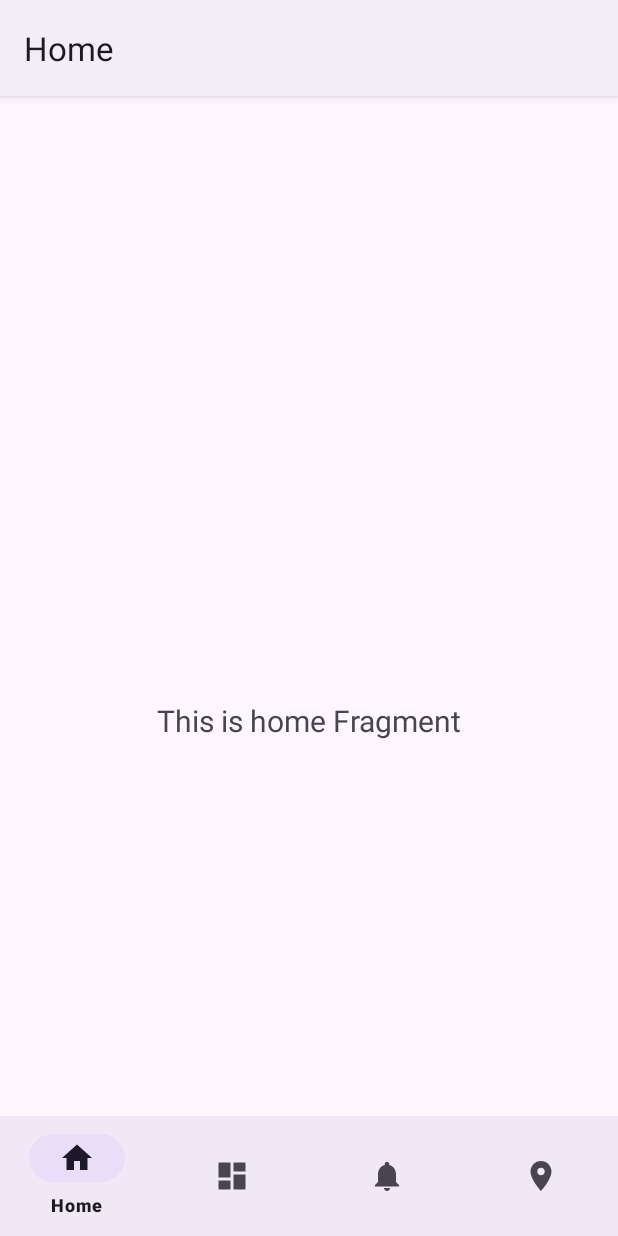
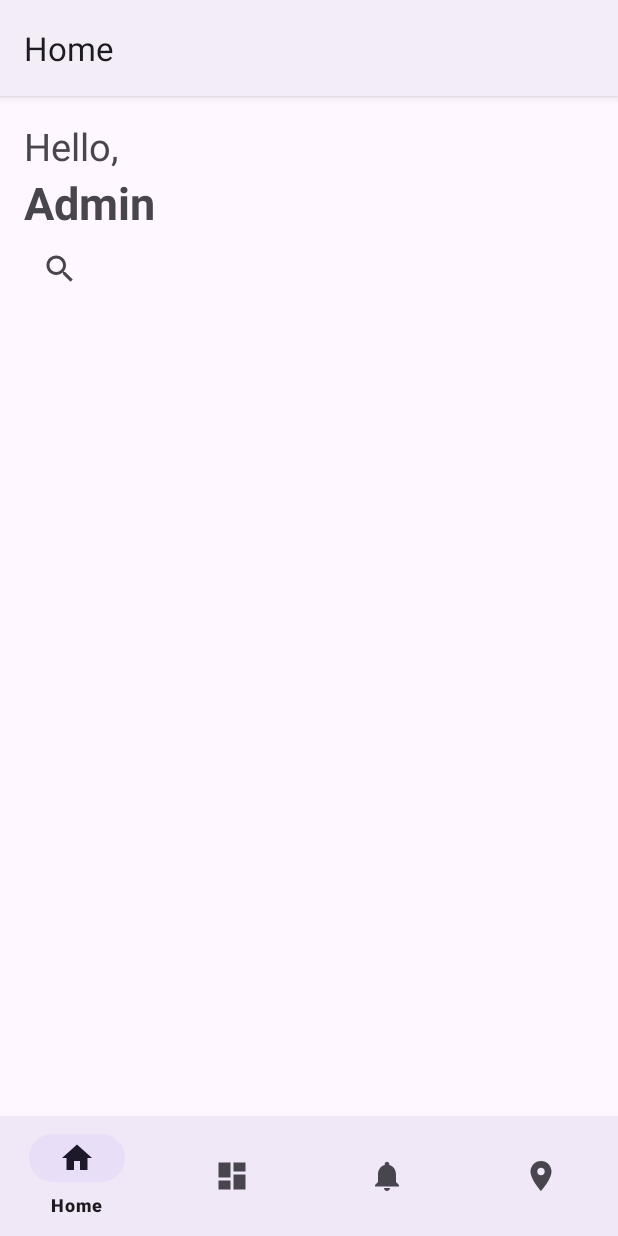
Before and after one commit to C241-AM01/Tracky-Mobile, an Android app: the HomeFragment screen opened directly, with no data from a screen before it, on a phone screen of 412 x 824 dp. Run offline under Robolectric (Android 15) with nearby library versions, the phone set to English and light mode, and no system bars; our stand-ins replace Firebase (no records; nobody signed in at launch, a user with empty details on screens opened directly), navigation-ui.

Commit message:
feat: progress slicing home page

```diff
--- a/app/build.gradle.kts
+++ b/app/build.gradle.kts
@@ -43,7 +43,6 @@ android {
 }
 
 dependencies {
-
     implementation(libs.androidx.core.ktx)
     implementation(libs.androidx.appcompat)
     implementation(libs.material)
--- a/app/src/main/java/com/megalogic/tracky/ui/home/HomeFragment.kt
+++ b/app/src/main/java/com/megalogic/tracky/ui/home/HomeFragment.kt
@@ -28,10 +28,6 @@ class HomeFragment : Fragment() {
         _binding = FragmentHomeBinding.inflate(inflater, container, false)
         val root: View = binding.root
 
-        val textView: TextView = binding.textHome
-        homeViewModel.text.observe(viewLifecycleOwner) {
-            textView.text = it
-        }
         return root
     }
 
--- a/app/src/main/res/layout/activity_main.xml
+++ b/app/src/main/res/layout/activity_main.xml
@@ -4,8 +4,7 @@
     xmlns:tools="http://schemas.android.com/tools"
     android:id="@+id/container"
     android:layout_width="match_parent"
-    android:layout_height="match_parent"
-    android:paddingTop="?attr/actionBarSize">
+    android:layout_height="match_parent">
 
     <com.google.android.material.bottomnavigation.BottomNavigationView
         android:id="@+id/nav_view"
--- a/app/src/main/res/layout/fragment_home.xml
+++ b/app/src/main/res/layout/fragment_home.xml
@@ -1,22 +1,34 @@
 <?xml version="1.0" encoding="utf-8"?>
-<androidx.constraintlayout.widget.ConstraintLayout xmlns:android="http://schemas.android.com/apk/res/android"
+<LinearLayout xmlns:android="http://schemas.android.com/apk/res/android"
     xmlns:app="http://schemas.android.com/apk/res-auto"
     xmlns:tools="http://schemas.android.com/tools"
     android:layout_width="match_parent"
     android:layout_height="match_parent"
-    tools:context=".ui.home.HomeFragment">
+    android:orientation="vertical"
+    android:padding="16dp"
+    tools:context=".ui.home.HomeFragment" >
 
     <TextView
-        android:id="@+id/text_home"
+        android:id="@+id/textView2"
         android:layout_width="match_parent"
         android:layout_height="wrap_content"
-        android:layout_marginStart="8dp"
-        android:layout_marginTop="8dp"
-        android:layout_marginEnd="8dp"
-        android:textAlignment="center"
-        android:textSize="20sp"
-        app:layout_constraintBottom_toBottomOf="parent"
-        app:layout_constraintEnd_toEndOf="parent"
-        app:layout_constraintStart_toStartOf="parent"
-        app:layout_constraintTop_toTopOf="parent" />
-</androidx.constraintlayout.widget.ConstraintLayout>
+        android:text="Hello,"
+        android:textSize="25sp"/>
+
+    <TextView
+        android:id="@+id/textView3"
+        android:layout_width="match_parent"
+        android:layout_height="wrap_content"
+        android:text="Admin"
+        android:textStyle="bold"
+        android:textSize="30sp" />
+
+    <SearchView
+        android:layout_width="match_parent"
+        android:layout_height="wrap_content" />
+
+    <androidx.recyclerview.widget.RecyclerView
+        android:layout_width="match_parent"
+        android:layout_height="match_parent"
+        tools:listitem="@layout/item_asset" />
+</LinearLayout>
```
Also changed, not shown: app/src/main/res/layout/item_asset.xml (added, +84 -0 lines).
